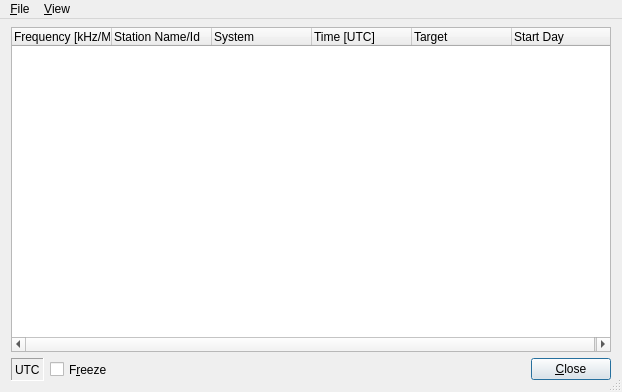
This is dream/src/GUI-QT/LiveScheduleWindow.ui in mmjee/dream-patched as Qt 5 draws it before an edit. The edited form follows.
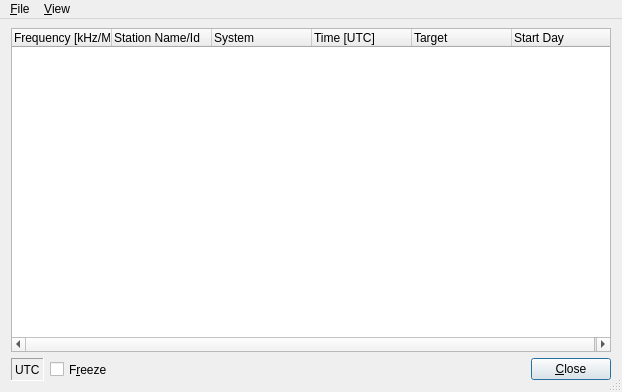
This is the edited form. Icons and pictures are not drawn.

Diff of the .ui file:
```diff
--- a/dream/src/GUI-QT/LiveScheduleWindow.ui
+++ b/dream/src/GUI-QT/LiveScheduleWindow.ui
@@ -67,7 +67,7 @@
       <number>11</number>
      </property>
      <property name="topMargin">
-      <number>8</number>
+      <number>9</number>
      </property>
      <property name="rightMargin">
       <number>11</number>
```
